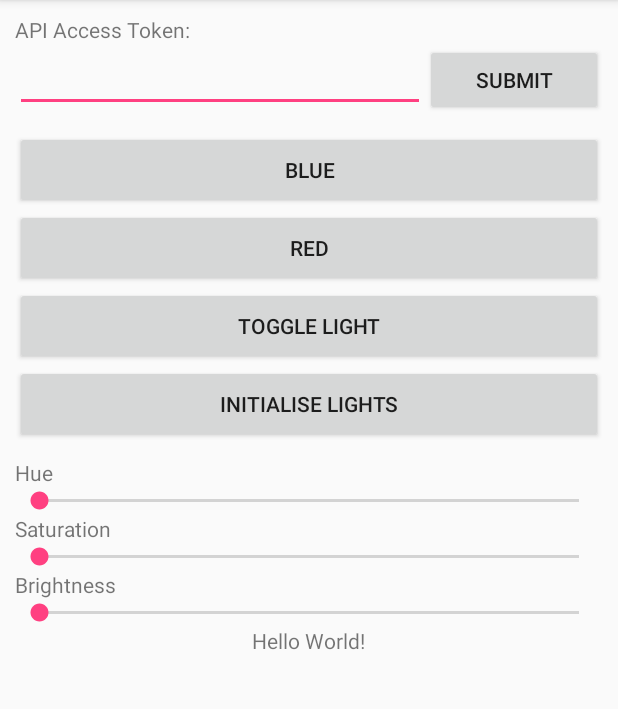
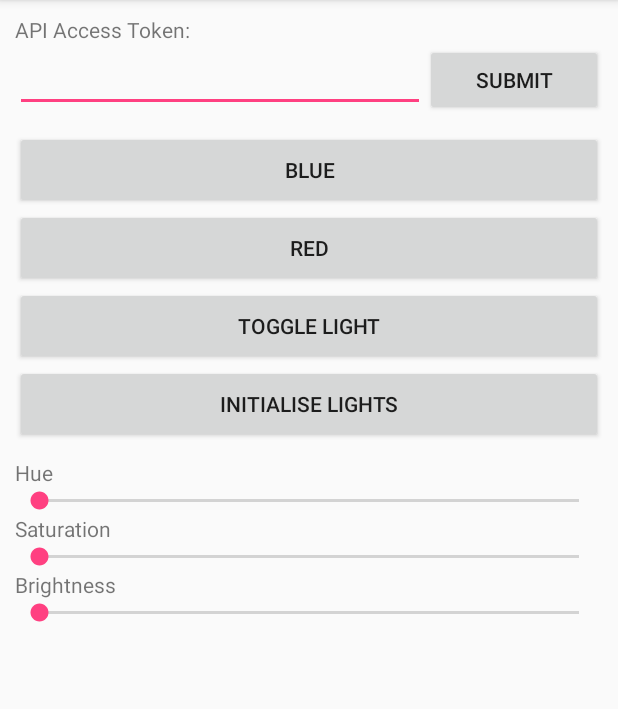
Before and after one commit to milkybarkid9/LIFXController, an Android app: the screen it shows after launch (MainActivity), after a tap on "BLUE", on a phone screen of 412 x 824 dp, the part 84-793 px from its top. Run offline under Robolectric (Android 15) with nearby library versions, the phone set to English and light mode, and no system bars; network calls fail.

Commit message:
added new icon, added empty animation class, renamed static baseUrl to BASE_URL to meet convention, renamed state to power in setState, added toast handler, added some helpful toasts

```diff
--- a/app/build.gradle
+++ b/app/build.gradle
@@ -21,6 +21,7 @@ android {
 
 dependencies {
     compile fileTree(dir: 'libs', include: ['*.jar'])
+    compile 'com.github.woxthebox:draglistview:1.5.1'
     androidTestCompile('com.android.support.test.espresso:espresso-core:2.2.2', {
         exclude group: 'com.android.support', module: 'support-annotations'
     })
--- a/app/src/main/AndroidManifest.xml
+++ b/app/src/main/AndroidManifest.xml
@@ -6,7 +6,7 @@
         android:allowBackup="true"
         android:icon="@mipmap/ic_launcher"
         android:label="LIFX Controller"
-        android:roundIcon="@mipmap/ic_launcher_round"
+        android:roundIcon="@mipmap/logo"
         android:supportsRtl="true"
         android:theme="@style/AppTheme">
         <activity android:name=".MainActivity">
--- a/app/src/main/java/lifx/lifx_controller/LightObj.java
+++ b/app/src/main/java/lifx/lifx_controller/LightObj.java
@@ -14,7 +14,7 @@ import java.net.HttpURLConnection;
 import java.net.URL;
 
 import static lifx.lifx_controller.MainActivity.auth;
-import static lifx.lifx_controller.MainActivity.baseUrl;
+import static lifx.lifx_controller.MainActivity.BASE_URL;
 
 // an object of light, group or scene
 public class LightObj {
@@ -79,17 +79,17 @@ public class LightObj {
         }
     }
 
-    public String setState(Integer state, String colour, Double brightness, Double duration) {
+    public String setState(Integer power, String colour, Double brightness, Double duration) {
         String body = "{}";
 
         try {
             JSONObject json = new JSONObject();
 
             // power
-            if ( state != null ) {
-                if (state == 0)
+            if ( power != null ) {
+                if (power == 0)
                     json.put("power", "off");
-                if (state == 1)
+                if (power == 1)
                     json.put("power", "on");
             }
 
@@ -116,9 +116,7 @@ public class LightObj {
             response = request("lights/"+selector+"/state", "PUT", new Pair<>("Authorization", "Bearer "+auth), body); //TODO: change all to id
             JSONObject item = new JSONObject(response.getReponse());
             return item.getString("status");
-        } catch (IOException e) {
-            e.printStackTrace();
-        } catch (JSONException e) {
+        } catch (IOException | JSONException e) {
             e.printStackTrace();
         }
 
@@ -126,7 +124,7 @@ public class LightObj {
     }
 
     private HTTPResponse request(String endpoint, String type, Pair header) throws IOException{
-        String url = baseUrl+endpoint;
+        String url = BASE_URL +endpoint;
 
         URL obj = new URL(url);
         HttpURLConnection con = (HttpURLConnection) obj.openConnection();
@@ -154,7 +152,7 @@ public class LightObj {
     }
 
     private HTTPResponse request(String endpoint, String type, Pair header, String body) throws IOException{
-        String url = baseUrl+endpoint;
+        String url = BASE_URL +endpoint;
 
         URL obj = new URL(url);
         HttpURLConnection con = (HttpURLConnection) obj.openConnection();
--- a/app/src/main/java/lifx/lifx_controller/MainActivity.java
+++ b/app/src/main/java/lifx/lifx_controller/MainActivity.java
@@ -1,7 +1,11 @@
 package lifx.lifx_controller;
 
 import android.content.Context;
+import android.content.SharedPreferences;
 import android.os.AsyncTask;
+import android.os.Handler;
+import android.os.Looper;
+import android.os.Message;
 import android.support.v7.app.AppCompatActivity;
 import android.os.Bundle;
 import android.view.View;
@@ -13,7 +17,8 @@ import java.util.ArrayList;
 import java.util.List;
 
 public class MainActivity extends AppCompatActivity {
-    public static final String baseUrl="https://api.lifx.com/v1/";
+    public static final String BASE_URL = "https://api.lifx.com/v1/";
+    public static final String PREFS_NAME = "LightFXPrefs";
     public static String auth;
 
     private Button toggleLightButton;
@@ -30,6 +35,7 @@ public class MainActivity extends AppCompatActivity {
     private List<LightObj> locations;
 
     private Context context;
+    private Handler handler;
 
     @Override
     protected void onCreate(Bundle savedInstanceState) {
@@ -54,6 +60,17 @@ public class MainActivity extends AppCompatActivity {
         submitTokenButton.setOnClickListener(submitTokenButtonHandler);
 
         tokenEditText = (EditText) findViewById(R.id.tokenEditText);
+
+        handler = new Handler(Looper.getMainLooper()) {
+            @Override
+            public void handleMessage(Message message) {
+                Toast.makeText(context, message.obj.toString(), Toast.LENGTH_LONG).show();
+            }
+        };
+
+        SharedPreferences settings = getSharedPreferences(PREFS_NAME, MODE_PRIVATE);
+        auth = settings.getString("auth", "");
+        handler.obtainMessage(0,0, 0,"auth="+auth).sendToTarget();
     }
 
     private int getLightIndex(String selector, List<LightObj> lightObjs){
@@ -97,6 +114,10 @@ public class MainActivity extends AppCompatActivity {
             tokenEditText.setText("");
             System.out.println("Got auth token: "+auth);
             new InitLight("all", allLights).execute();
+            SharedPreferences settings = getSharedPreferences(PREFS_NAME, MODE_PRIVATE);
+            SharedPreferences.Editor editor = settings.edit();
+            editor.putString("auth", auth);
+            editor.apply();
         }
     };
 
@@ -114,7 +135,7 @@ public class MainActivity extends AppCompatActivity {
         protected Integer doInBackground(LightObj... name) {
             lightObj = new LightObj(selector);
             allLights = lightObj;
-            Toast.makeText(context, "Lights initialised", Toast.LENGTH_LONG).show();
+            handler.obtainMessage(0,0, 0,"Lights initialised").sendToTarget();
             return 0;
         }
     }
--- a/app/src/main/res/layout/activity_main.xml
+++ b/app/src/main/res/layout/activity_main.xml
@@ -35,7 +35,7 @@
 
         <Button
             android:id="@+id/submitTokenButton"
-            android:layout_width="wrap_content"
+            android:layout_width="0dp"
             android:layout_height="wrap_content"
             android:layout_weight="1"
             android:text="Submit" />
@@ -131,13 +131,4 @@
         android:layout_height="wrap_content"
         android:layout_weight="1" />
 
-    <TextView
-        android:layout_width="wrap_content"
-        android:layout_height="wrap_content"
-        android:text="Hello World!"
-        app:layout_constraintBottom_toBottomOf="parent"
-        app:layout_constraintLeft_toLeftOf="parent"
-        app:layout_constraintRight_toRightOf="parent"
-        app:layout_constraintTop_toTopOf="parent" />
-
 </LinearLayout>
--- a/build.gradle
+++ b/build.gradle
@@ -3,6 +3,7 @@
 buildscript {
     repositories {
         jcenter()
+        google()
     }
     dependencies {
         classpath 'com.android.tools.build:gradle:3.0.1'
```
Also changed, not shown: app/src/main/java/lifx/lifx_controller/Animation.java (added, +17 -0 lines), app/src/main/res/mipmap-xxxhdpi/logo.png (added), 39 other files.
